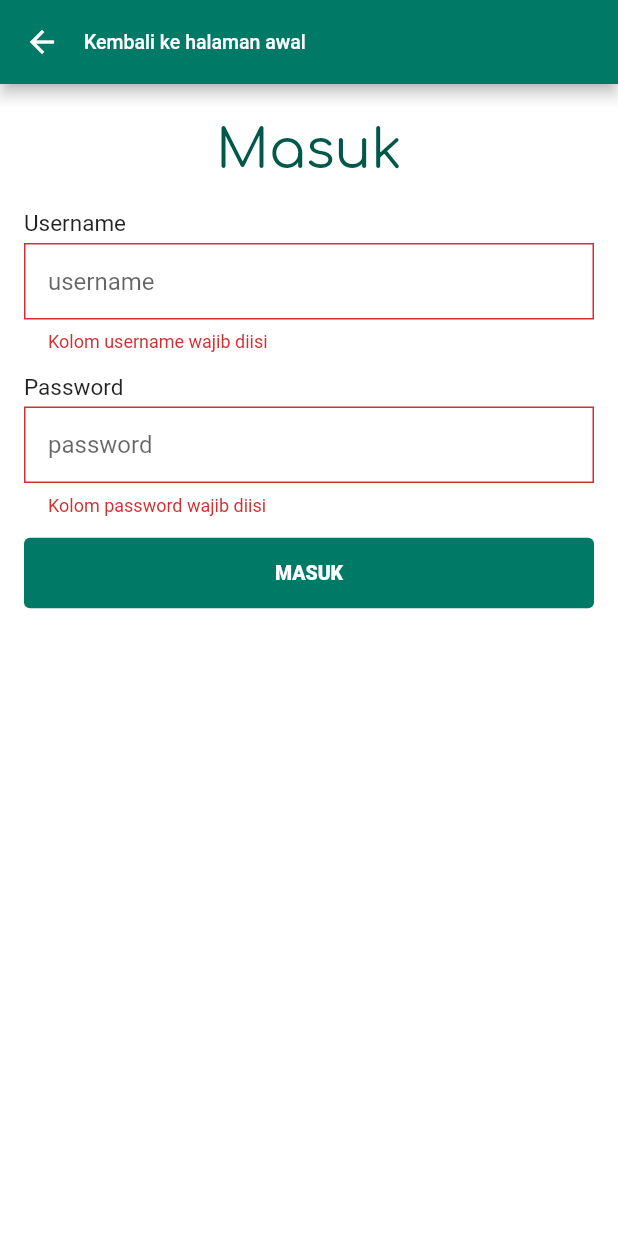
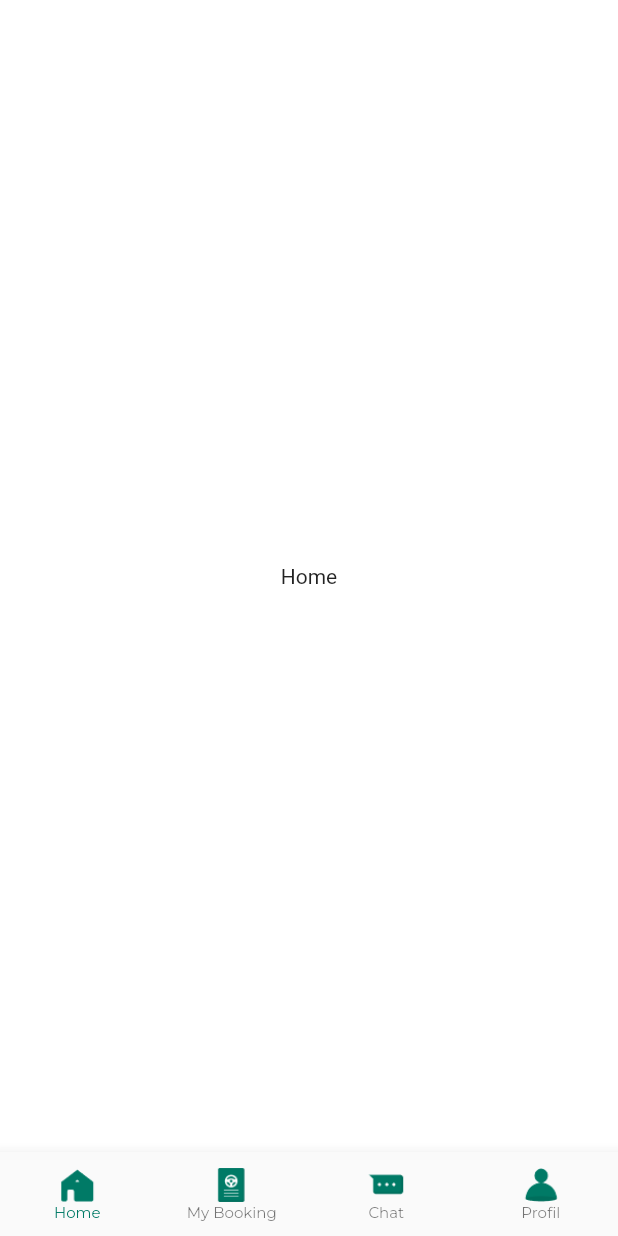
Before and after one commit to rikzanx/rentalku-mobile, a Flutter app: the LoginPage screen opened by its route, after a tap on "MASUK", on a phone screen of 412 x 824 dp. Run offline on Flutter 3.47's test engine with Material 2 defaults, Android fonts, the phone set to English and light mode, and no system bars; our stand-ins replace google_fonts.

Commit message:
dashboard controller

```diff
--- a/lib/main.dart
+++ b/lib/main.dart
@@ -3,9 +3,10 @@ import 'package:google_fonts/google_fonts.dart';
 import 'package:provider/provider.dart';
 import 'package:rentalku/pages/auth/login_page.dart';
 import 'package:rentalku/pages/auth/register_page.dart';
+import 'package:rentalku/pages/dashboard_page.dart';
 import 'package:rentalku/pages/home_page.dart';
 import 'package:rentalku/pages/routes.dart';
-import 'package:rentalku/providers/home-provider.dart';
+import 'package:rentalku/providers/home_provider.dart';
 import 'package:rentalku/styles/colors.dart';
 
 void main() {
@@ -28,6 +29,7 @@ class MyApp extends StatelessWidget {
           Routes.home: (context) => HomePage(),
           Routes.login: (context) => LoginPage(),
           Routes.register: (context) => RegisterPage(),
+          Routes.dashboard: (context) => DashboardPage(),
         },
         theme: ThemeData(
           primaryColor: AppColor.theme,
--- a/lib/pages/auth/login_page.dart
+++ b/lib/pages/auth/login_page.dart
@@ -1,4 +1,5 @@
 import 'package:flutter/material.dart';
+import 'package:rentalku/pages/routes.dart';
 import 'package:rentalku/styles/styles.dart';
 
 final _formKey = GlobalKey<FormState>();
@@ -65,6 +66,9 @@ class LoginPage extends StatelessWidget {
                       width: MediaQuery.of(context).size.width,
                       child: ElevatedButton(
                         onPressed: () {
+                          // TODO: Remove this
+                          Navigator.pushNamed(context, Routes.dashboard);
+
                           if (_formKey.currentState!.validate()) {
                             // process here
                           }
--- /dev/null
+++ b/lib/pages/dashboard_page.dart
@@ -0,0 +1,64 @@
+import 'package:flutter/material.dart';
+import 'package:google_fonts/google_fonts.dart';
+import 'package:provider/provider.dart';
+import 'package:rentalku/providers/dashboard_provider.dart';
+import 'package:rentalku/styles/colors.dart';
+
+final controller = PageController();
+
+class DashboardPage extends StatelessWidget {
+  const DashboardPage({Key? key}) : super(key: key);
+
+  @override
+  Widget build(BuildContext context) {
+    return MultiProvider(
+      providers: [
+        ChangeNotifierProvider(create: (context) => DashboardProvider()),
+      ],
+      child: Consumer<DashboardProvider>(
+        builder: (context, dashboard, _) => Scaffold(
+          backgroundColor: Colors.white,
+          body: PageView(
+            controller: controller,
+            children: [
+              Center(child: Text("Home")),
+              Center(child: Text("MyBooking")),
+              Center(child: Text("Chat")),
+              Center(child: Text("Profil")),
+            ],
+            onPageChanged: (index) => dashboard.bottomNavIndex = index,
+          ),
+          bottomNavigationBar: BottomNavigationBar(
+            type: BottomNavigationBarType.fixed,
+            currentIndex: dashboard.bottomNavIndex,
+            selectedItemColor: AppColor.theme,
+            selectedLabelStyle: GoogleFonts.montserrat(fontSize: 10),
+            unselectedLabelStyle: GoogleFonts.montserrat(fontSize: 10),
+            items: [
+              BottomNavigationBarItem(
+                icon: Image.asset('assets/images/home_icon.png', height: 24),
+                label: "Home",
+              ),
+              BottomNavigationBarItem(
+                icon: Image.asset('assets/images/booking_icon.png', height: 24),
+                label: "My Booking",
+              ),
+              BottomNavigationBarItem(
+                icon: Image.asset('assets/images/chat_icon.png', height: 24),
+                label: "Chat",
+              ),
+              BottomNavigationBarItem(
+                icon: Image.asset('assets/images/profil_icon.png', height: 24),
+                label: "Profil",
+              ),
+            ],
+            onTap: (index){
+              dashboard.bottomNavIndex = index;
+              controller.jumpToPage(index);
+            },
+          ),
+        )
+      ),
+    );
+  }
+}
--- a/lib/pages/home_page.dart
+++ b/lib/pages/home_page.dart
@@ -2,7 +2,7 @@ import 'package:flutter/material.dart';
 import 'package:google_fonts/google_fonts.dart';
 import 'package:provider/provider.dart';
 import 'package:rentalku/pages/routes.dart';
-import 'package:rentalku/providers/home-provider.dart';
+import 'package:rentalku/providers/home_provider.dart';
 
 class HomePage extends StatelessWidget {
   const HomePage({Key? key}) : super(key: key);
--- a/lib/pages/routes.dart
+++ b/lib/pages/routes.dart
@@ -2,4 +2,5 @@ class Routes{
   static String home = '/';
   static String login = '/login';
   static String register = '/register';
+  static String dashboard = '/dashboard';
 }
--- /dev/null
+++ b/lib/providers/dashboard_provider.dart
@@ -0,0 +1,11 @@
+import 'package:flutter/material.dart';
+
+class DashboardProvider extends ChangeNotifier{
+  int _bottomNavIndex = 0;
+
+  int get bottomNavIndex => _bottomNavIndex;
+  set bottomNavIndex(int bottomNavIndex){
+    this._bottomNavIndex = bottomNavIndex;
+    notifyListeners();
+  }
+}
--- a/pubspec.yaml
+++ b/pubspec.yaml
@@ -50,6 +50,10 @@ flutter:
   # To add assets to your application, add an assets section, like this:
   assets:
     - assets/images/splashscreen.png
+    - assets/images/home_icon.png
+    - assets/images/booking_icon.png
+    - assets/images/chat_icon.png
+    - assets/images/profil_icon.png
 
   # An image asset can refer to one or more resolution-specific "variants", see
   # https://flutter.dev/assets-and-images/#resolution-aware.
```
Also changed, not shown: assets/images/booking_icon.png (added), assets/images/chat_icon.png (added), assets/images/home_icon.png (added), assets/images/profil_icon.png (added), lib/providers/home_provider.dart (renamed from lib/providers/home-provider.dart).
